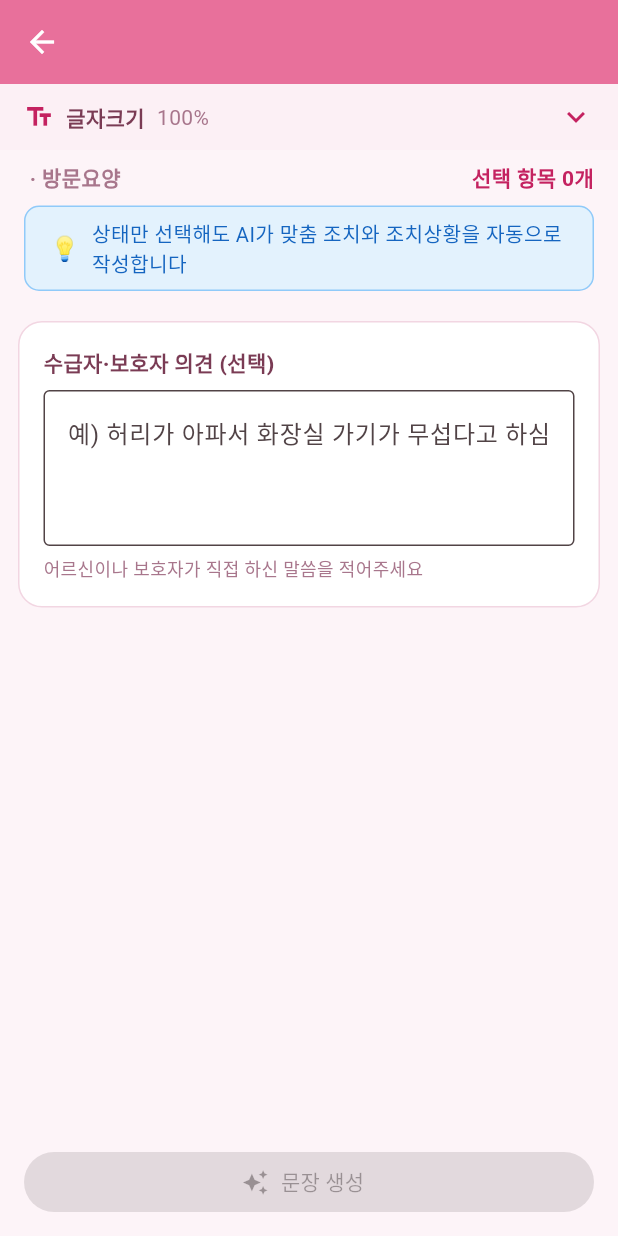
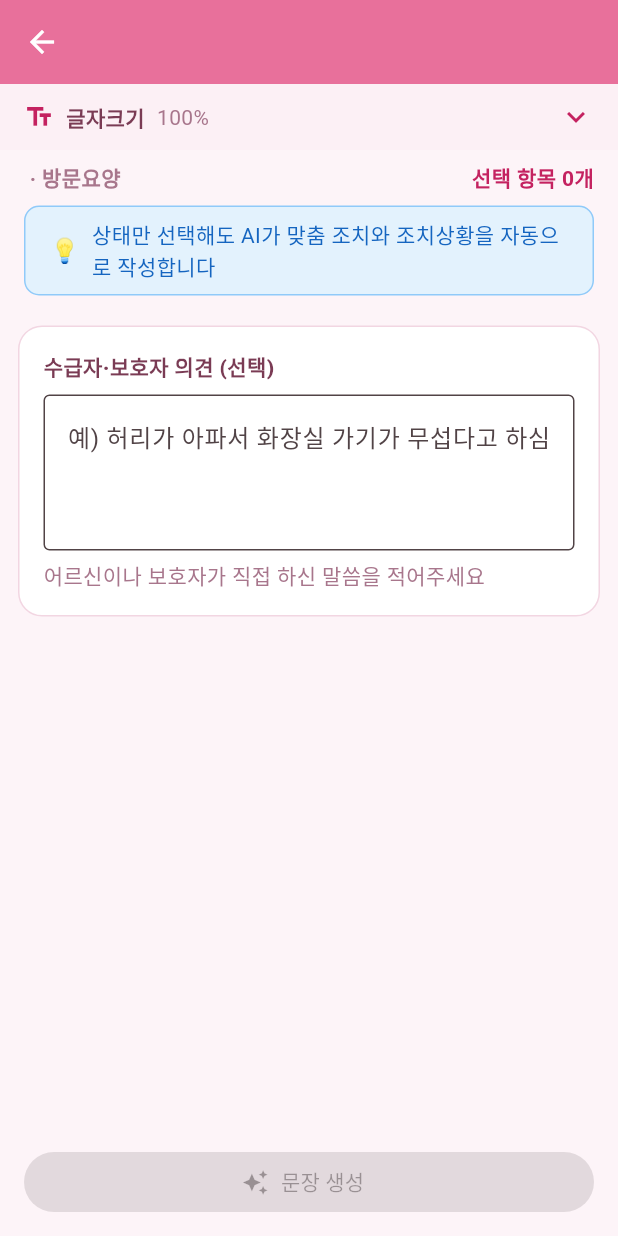
Before and after one commit to jhs2918/flutter_demo, a Flutter app: the CardSelectScreen screen opened directly with empty values, on a phone screen of 412 x 824 dp. Run offline on Flutter 3.47's test engine with Material 3 defaults, Android fonts, the phone set to English and light mode, and no system bars; our stand-ins replace google_mobile_ads, shared_preferences; accounts and stored records are empty.

Commit message:
Normalize small caption text to 14px across result/saved screens
Bumps every ~11-13px caption to 14px so it reads at the same size as
the rest of the app's body text: "다시 요청하기" subtitle and "기존
이름에서 선택" (ai_generation_result_screen), the length-warning banner
and 의견 입력 안내문구 (card_select_screen), and 저장 건수/날짜/탭 안내/
[label] 태그 (saved_combinations_screen). Left two exceptions as-is:
the selected-count badge number and the section pill label, both
deliberately small by earlier design (badge digit, compact pill).

Co-Authored-By: Claude Sonnet 5 <noreply@anthropic.com>
Claude-Session: https://claude.ai/code/session_019qyugrCtbbCyrxga2B1f16

```diff
--- a/lib/screens/ai_generation_result_screen.dart
+++ b/lib/screens/ai_generation_result_screen.dart
@@ -220,7 +220,7 @@ class _AiGenerationResultScreenState extends State<AiGenerationResultScreen> {
                           '기존 결과는 그대로 남고, 아래에 새 결과가 추가됩니다',
                           style: TextStyle(
                             color: kSubHeaderColor,
-                            fontSize: 12,
+                            fontSize: 14,
                           ),
                         ),
                         SizedBox(height: 8 * scale),
@@ -382,7 +382,7 @@ class _SaveNameDialogState extends State<_SaveNameDialog> {
             const SizedBox(height: 12),
             const Text(
               '기존 이름에서 선택',
-              style: TextStyle(fontSize: 12, color: kSubHeaderColor),
+              style: TextStyle(fontSize: 14, color: kSubHeaderColor),
             ),
             const SizedBox(height: 6),
             Wrap(
--- a/lib/screens/card_select_screen.dart
+++ b/lib/screens/card_select_screen.dart
@@ -719,7 +719,7 @@ class _CardSelectScreenState extends State<CardSelectScreen> {
                               style: TextStyle(
                                 color: Colors.orange.shade800,
                                 fontWeight: FontWeight.w600,
-                                fontSize: 12 * scale,
+                                fontSize: 14 * scale,
                               ),
                             ),
                           ),
@@ -750,7 +750,7 @@ class _CardSelectScreenState extends State<CardSelectScreen> {
                           child: Text(
                             '상태만 선택해도 AI가 맞춤 조치와 조치상황을 자동으로 작성합니다',
                             style: TextStyle(
-                              fontSize: 13.5,
+                              fontSize: 14,
                               color: Colors.blue[800],
                             ),
                           ),
@@ -1399,7 +1399,7 @@ class _OpinionSection extends StatelessWidget {
           SizedBox(height: 6 * scale),
           const Text(
             '어르신이나 보호자가 직접 하신 말씀을 적어주세요',
-            style: TextStyle(color: kSubHeaderColor, fontSize: 12),
+            style: TextStyle(color: kSubHeaderColor, fontSize: 14),
           ),
         ],
       ),
```
Also changed, not shown: lib/screens/saved_combinations_screen.dart (+4 -4 lines).
